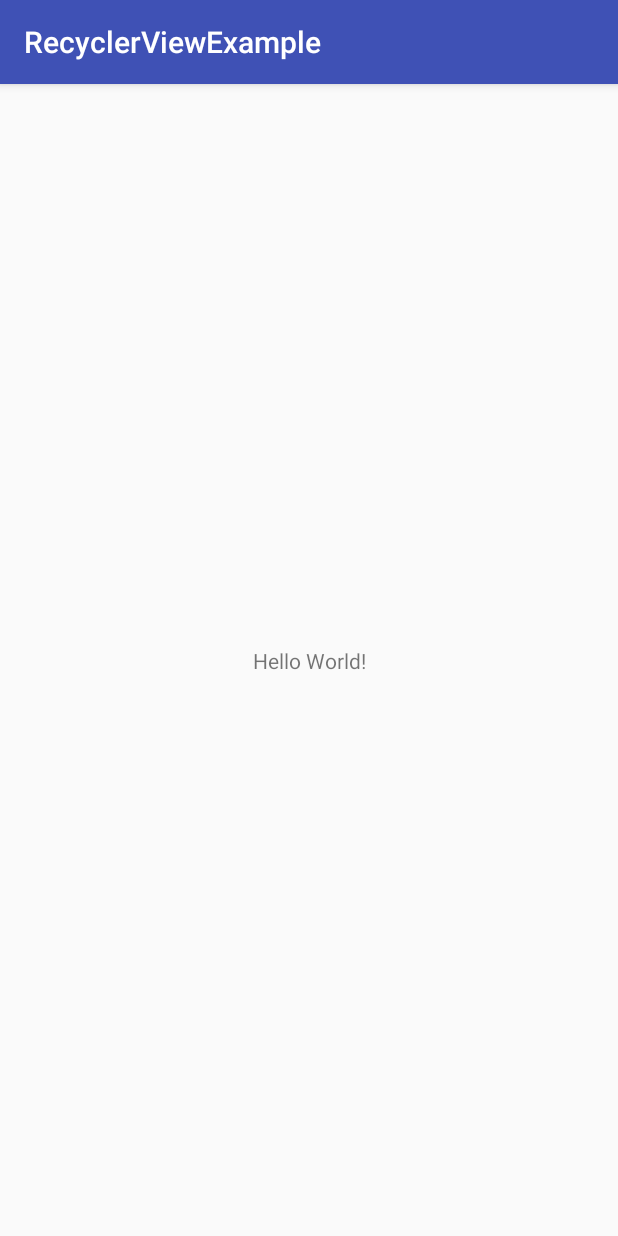
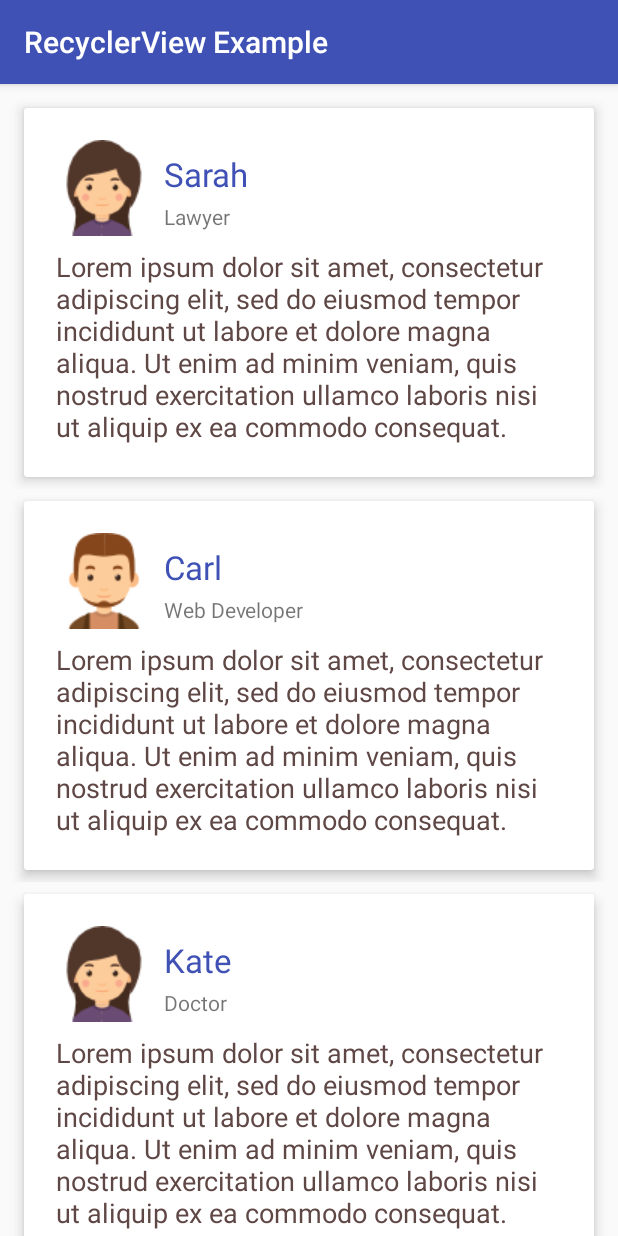
Before and after one commit to jhalitaksoy/RecyclerViewExample, an Android app: the screen it shows after launch (MainActivity), on a phone screen of 412 x 824 dp. Run offline under Robolectric (Android 15) with nearby library versions, the phone set to English and light mode, and no system bars.

Commit message:
Add RecyclerView and Card

```diff
--- a/app/build.gradle
+++ b/app/build.gradle
@@ -25,4 +25,6 @@ dependencies {
     testImplementation 'junit:junit:4.12'
     androidTestImplementation 'com.android.support.test:runner:0.5'
     androidTestImplementation 'com.android.support.test.espresso:espresso-core:2.2.2'
+    implementation 'com.android.support:recyclerview-v7:26.1.0'
+    implementation 'com.android.support:cardview-v7:26.1.0'
 }
--- /dev/null
+++ b/app/src/main/java/hlt/recyclerviewexample/CardItem.java
@@ -0,0 +1,47 @@
+package hlt.recyclerviewexample;
+
+import android.graphics.Bitmap;
+
+public class CardItem {
+    public String cardTitle, subTitle, cardText;
+    public int imageID;
+
+    public CardItem(String cardTitle, String subTitle, String cardText, int imageID) {
+        this.cardTitle = cardTitle;
+        this.subTitle = subTitle;
+        this.cardText = cardText;
+        this.imageID = imageID;
+    }
+
+    public String getCardTitle() {
+        return cardTitle;
+    }
+
+    public void setCardTitle(String cardTitle) {
+        this.cardTitle = cardTitle;
+    }
+
+    public String getSubTitle() {
+        return subTitle;
+    }
+
+    public void setSubTitle(String subTitle) {
+        this.subTitle = subTitle;
+    }
+
+    public int getImageID() {
+        return imageID;
+    }
+
+    public void setImageID(int imageID) {
+        this.imageID = imageID;
+    }
+
+    public String getCardText() {
+        return cardText;
+    }
+
+    public void setCardText(String cardText) {
+        this.cardText = cardText;
+    }
+}
--- a/app/src/main/java/hlt/recyclerviewexample/MainActivity.java
+++ b/app/src/main/java/hlt/recyclerviewexample/MainActivity.java
@@ -2,12 +2,37 @@ package hlt.recyclerviewexample;
 
 import android.support.v7.app.AppCompatActivity;
 import android.os.Bundle;
+import android.support.v7.widget.LinearLayoutManager;
+import android.support.v7.widget.RecyclerView;
+
+import java.util.ArrayList;
 
 public class MainActivity extends AppCompatActivity {
+    String lorem = "Lorem ipsum dolor sit amet, consectetur adipiscing elit, sed do eiusmod tempor incididunt ut labore et dolore magna aliqua. " +
+            "Ut enim ad minim veniam, quis nostrud exercitation ullamco laboris nisi ut aliquip ex ea commodo consequat. ";
+            //"Duis aute irure dolor in reprehenderit in voluptate velit esse cillum dolore eu fugiat nulla pariatur.";
 
+    private RecyclerView mRecyclerView;
+    private RecyclerView.Adapter mAdapter;
+    private RecyclerView.LayoutManager mLayoutManager;
     @Override
     protected void onCreate(Bundle savedInstanceState) {
         super.onCreate(savedInstanceState);
         setContentView(R.layout.activity_main);
+
+        mRecyclerView = (RecyclerView) findViewById(R.id.recyclerview);
+        mRecyclerView.setHasFixedSize(true);
+        mLayoutManager = new LinearLayoutManager(this);
+        mRecyclerView.setLayoutManager(mLayoutManager);
+
+        ArrayList arrayList = new ArrayList<CardItem>();
+
+        arrayList.add(new CardItem("Sarah", "Lawyer", lorem, R.drawable.girl));
+        arrayList.add(new CardItem("Carl", "Web Developer", lorem, R.drawable.man));
+        arrayList.add(new CardItem("Kate", "Doctor", lorem, R.drawable.girl));
+        arrayList.add(new CardItem("David", "Software Engineer", lorem, R.drawable.man));
+
+        mAdapter = new MyAdapter(arrayList);
+        mRecyclerView.setAdapter(mAdapter);
     }
 }
--- /dev/null
+++ b/app/src/main/java/hlt/recyclerviewexample/MyAdapter.java
@@ -0,0 +1,53 @@
+package hlt.recyclerviewexample;
+
+import android.support.v7.widget.CardView;
+import android.support.v7.widget.RecyclerView;
+import android.view.LayoutInflater;
+import android.view.View;
+import android.view.ViewGroup;
+import android.widget.ImageView;
+import android.widget.TextView;
+
+import java.util.ArrayList;
+
+public class MyAdapter extends RecyclerView.Adapter<MyAdapter.ViewHolder> {
+    private ArrayList<CardItem> cardItems;
+    public static class ViewHolder extends RecyclerView.ViewHolder {
+        public CardView cardView;
+        public TextView cardTitle, subTitle, cardText;
+        public ImageView cardImage;
+        public ViewHolder(View v) {
+            super(v);
+            cardView = v.findViewById(R.id.cardView);
+            cardTitle = (TextView) v.findViewById(R.id.card_title);
+            subTitle = (TextView) v.findViewById(R.id.sub_title);
+            cardImage = (ImageView) v.findViewById(R.id.card_image);
+            cardText = (TextView) v.findViewById(R.id.cardText);
+        }
+    }
+
+    public MyAdapter(ArrayList<CardItem> cardItems) {
+        this.cardItems = cardItems;
+    }
+
+    @Override
+    public MyAdapter.ViewHolder onCreateViewHolder(ViewGroup parent, int viewType) {
+        View v = LayoutInflater.from(parent.getContext()).inflate(R.layout.item_layout, parent, false);
+        ViewHolder vh = new ViewHolder(v);
+        return vh;
+    }
+
+    @Override
+    public void onBindViewHolder(ViewHolder holder, int position) {
+        CardItem cardItem = cardItems.get(position);
+        holder.cardTitle.setText(cardItem.getCardTitle());
+        holder.subTitle.setText(cardItem.getSubTitle());
+        holder.cardImage.setImageResource(cardItem.getImageID());
+        holder.cardText.setText(cardItem.getCardText());
+    }
+
+    @Override
+    public int getItemCount() {
+        return cardItems.size();
+    }
+}
--- a/app/src/main/res/layout/activity_main.xml
+++ b/app/src/main/res/layout/activity_main.xml
@@ -6,13 +6,13 @@
     android:layout_height="match_parent"
     tools:context="hlt.recyclerviewexample.MainActivity">
 
-    <TextView
-        android:layout_width="wrap_content"
-        android:layout_height="wrap_content"
-        android:text="Hello World!"
+    <android.support.v7.widget.RecyclerView
+        android:id="@+id/recyclerview"
+        android:layout_width="0dp"
+        android:layout_height="0dp"
+        android:layout_marginTop="8dp"
         app:layout_constraintBottom_toBottomOf="parent"
-        app:layout_constraintLeft_toLeftOf="parent"
-        app:layout_constraintRight_toRightOf="parent"
+        app:layout_constraintEnd_toEndOf="parent"
+        app:layout_constraintStart_toStartOf="parent"
         app:layout_constraintTop_toTopOf="parent" />
-
 </android.support.constraint.ConstraintLayout>
--- /dev/null
+++ b/app/src/main/res/layout/item_layout.xml
@@ -0,0 +1,78 @@
+<?xml version="1.0" encoding="utf-8"?>
+<android.support.constraint.ConstraintLayout xmlns:android="http://schemas.android.com/apk/res/android"
+    xmlns:app="http://schemas.android.com/apk/res-auto"
+    xmlns:tools="http://schemas.android.com/tools"
+    android:layout_width="match_parent"
+    android:layout_height="wrap_content">
+
+    <android.support.v7.widget.CardView
+        android:id="@+id/cardView"
+        android:layout_width="0dp"
+        android:layout_height="wrap_content"
+        android:layout_marginBottom="8dp"
+        android:layout_marginEnd="16dp"
+        android:layout_marginStart="16dp"
+        android:layout_marginTop="8dp"
+        android:clickable="true"
+        android:foreground="?android:attr/selectableItemBackground"
+        app:cardElevation="5dp"
+        app:contentPadding="5dp"
+        app:layout_constraintBottom_toBottomOf="parent"
+        app:layout_constraintEnd_toEndOf="parent"
+        app:layout_constraintStart_toStartOf="parent"
+        app:layout_constraintTop_toTopOf="parent">
+
+        <android.support.constraint.ConstraintLayout
+            android:layout_width="match_parent"
+            android:layout_height="wrap_content">
+
+            <TextView
+                android:id="@+id/card_title"
+                android:layout_width="wrap_content"
+                android:layout_height="29dp"
+                android:layout_marginStart="8dp"
+                android:layout_marginTop="8dp"
+                android:text="TextView"
+                android:textAppearance="@style/TextAppearance.AppCompat.Large"
+                android:textColor="@color/colorPrimary"
+                app:layout_constraintStart_toEndOf="@+id/card_image"
+                app:layout_constraintTop_toTopOf="@+id/card_image" />
+
+            <ImageView
+                android:id="@+id/card_image"
+                android:layout_width="wrap_content"
+                android:layout_height="wrap_content"
+                android:layout_marginStart="16dp"
+                android:layout_marginTop="16dp"
+                app:layout_constraintStart_toStartOf="parent"
+                app:layout_constraintTop_toTopOf="parent"
+                app:srcCompat="@drawable/girl" />
+
+            <TextView
+                android:id="@+id/sub_title"
+                android:layout_width="wrap_content"
+                android:layout_height="wrap_content"
+                android:text="TextView"
+                android:textAppearance="@style/TextAppearance.AppCompat.Small"
+                app:layout_constraintBottom_toBottomOf="@+id/card_image"
+                app:layout_constraintStart_toStartOf="@+id/card_title"
+                app:layout_constraintTop_toBottomOf="@+id/card_title" />
+
+            <TextView
+                android:id="@+id/cardText"
+                android:layout_width="0dp"
+                android:layout_height="wrap_content"
+                android:layout_marginBottom="16dp"
+                android:layout_marginEnd="16dp"
+                android:layout_marginTop="8dp"
+                android:text="Lorem ipsum dolor sit amet, consectetur adipiscing elit, sed do eiusmod tempor incididunt ut labore et dolore magna aliqua. "
+                android:textColor="@color/colorText"
+                android:textSize="18sp"
+                app:layout_constraintBottom_toBottomOf="parent"
+                app:layout_constraintEnd_toEndOf="parent"
+                app:layout_constraintStart_toStartOf="@+id/card_image"
+                app:layout_constraintTop_toBottomOf="@+id/card_image" />
+        </android.support.constraint.ConstraintLayout>
+
+    </android.support.v7.widget.CardView>
+</android.support.constraint.ConstraintLayout>
--- a/app/src/main/res/values/colors.xml
+++ b/app/src/main/res/values/colors.xml
@@ -3,4 +3,6 @@
     <color name="colorPrimary">#3F51B5</color>
     <color name="colorPrimaryDark">#303F9F</color>
     <color name="colorAccent">#FF4081</color>
+
+    <color name="colorText">#5e4745</color>
 </resources>
--- a/app/src/main/res/values/strings.xml
+++ b/app/src/main/res/values/strings.xml
@@ -1,3 +1,3 @@
 <resources>
-    <string name="app_name">RecyclerViewExample</string>
+    <string name="app_name">RecyclerView Example</string>
 </resources>
```
Also changed, not shown: app/src/main/res/drawable/girl.png (added), app/src/main/res/drawable/man.png (added), 2 other files.
